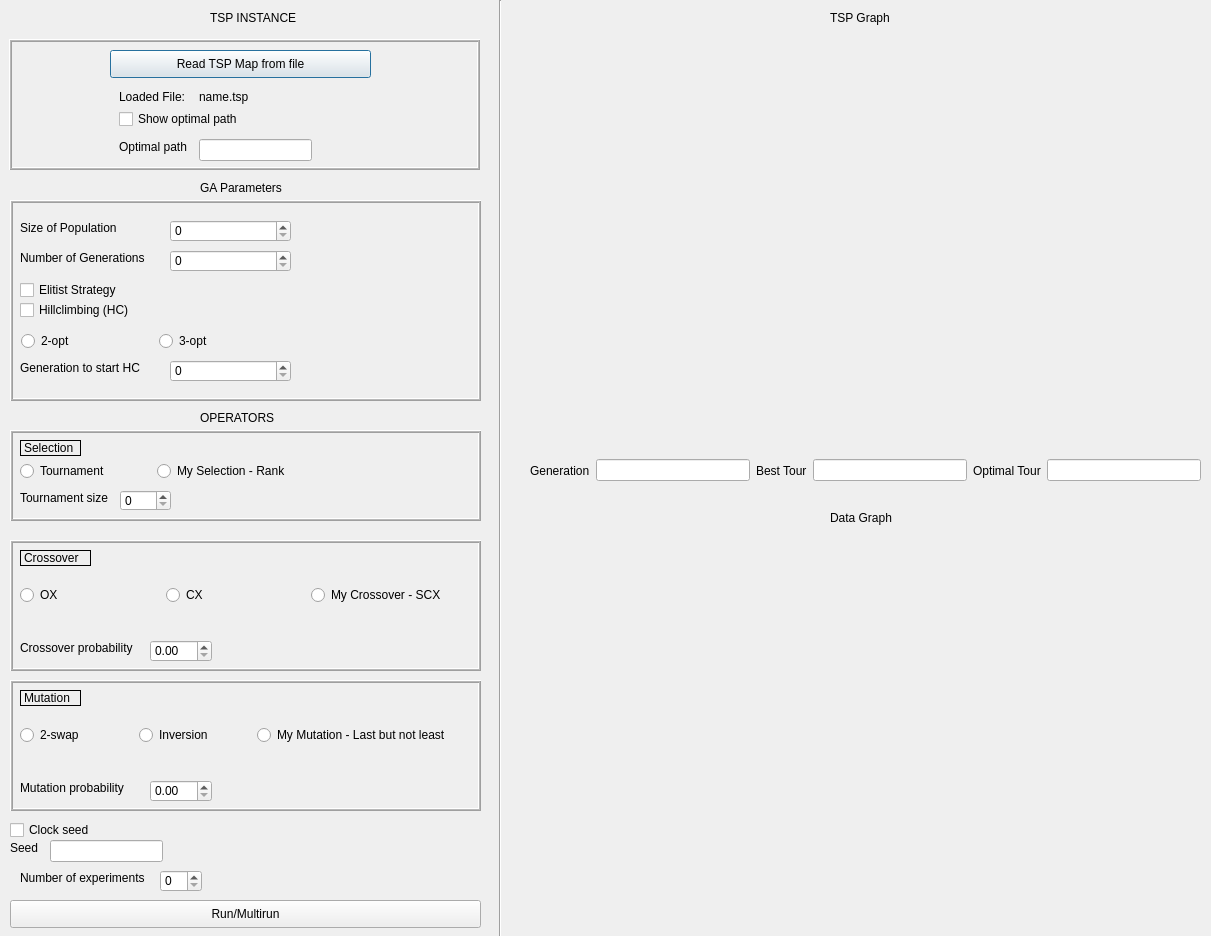
Old version of the form tsp.ui in the repository kanaji/TSP_AIN_FKKG.
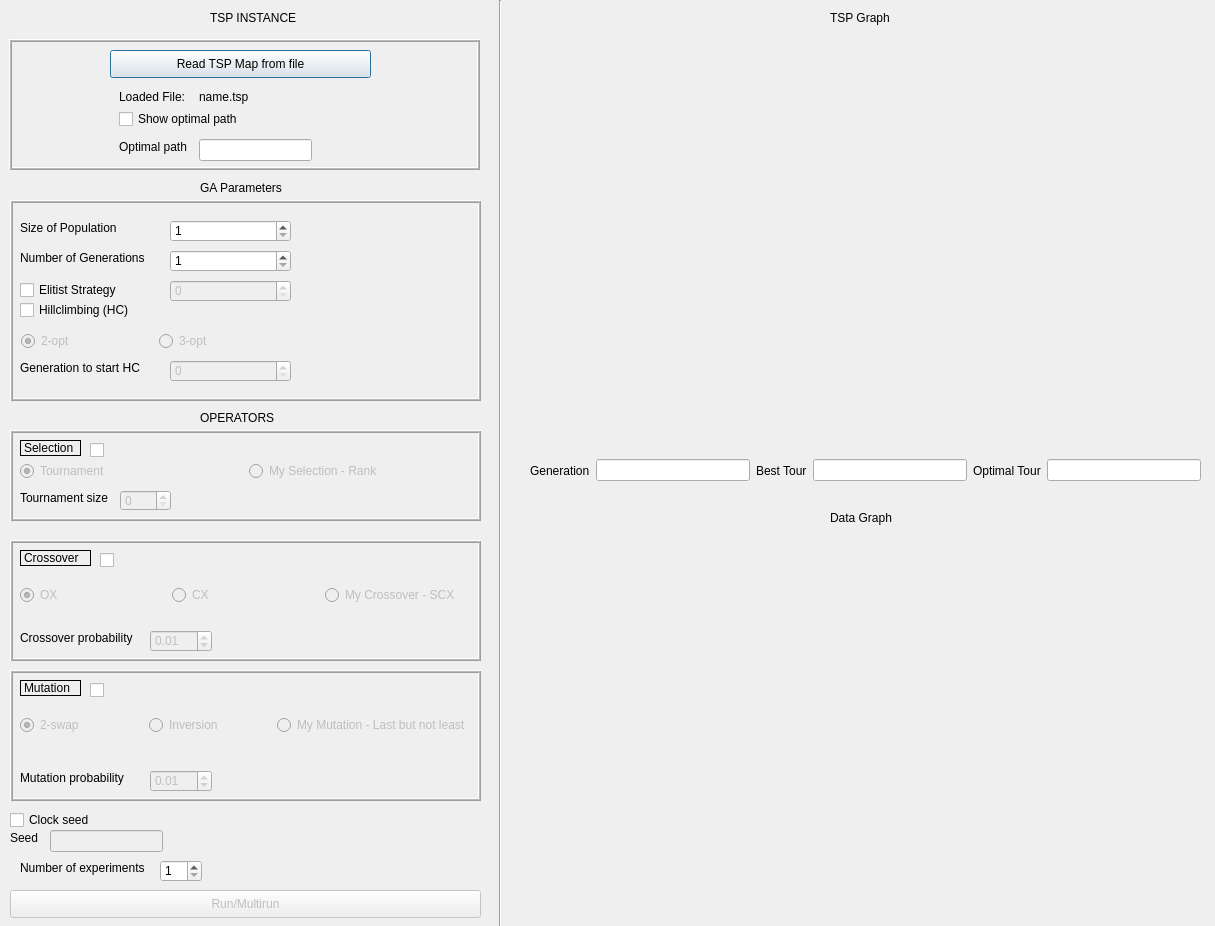
New version of the form. Custom widgets are drawn as their Qt base class.

Commit message: Finished gui; changed GA function for new parameteres

```diff
--- a/tsp.ui
+++ b/tsp.ui
@@ -6,8 +6,8 @@
    <rect>
     <x>0</x>
     <y>0</y>
-    <width>1211</width>
-    <height>936</height>
+    <width>1215</width>
+    <height>926</height>
    </rect>
   </property>
   <property name="windowTitle">
@@ -40,10 +40,13 @@
    </property>
   </widget>
   <widget class="QPushButton" name="run_button">
+   <property name="enabled">
+    <bool>false</bool>
+   </property>
    <property name="geometry">
     <rect>
      <x>10</x>
-     <y>900</y>
+     <y>890</y>
      <width>471</width>
      <height>28</height>
     </rect>
@@ -221,6 +224,12 @@
       <height>22</height>
      </rect>
     </property>
+    <property name="minimum">
+     <number>1</number>
+    </property>
+    <property name="maximum">
+     <number>200</number>
+    </property>
    </widget>
    <widget class="QLabel" name="label_5">
     <property name="geometry">
@@ -244,6 +253,15 @@
       <height>22</height>
      </rect>
     </property>
+    <property name="minimum">
+     <number>1</number>
+    </property>
+    <property name="maximum">
+     <number>200</number>
+    </property>
+    <property name="value">
+     <number>1</number>
+    </property>
    </widget>
    <widget class="QLabel" name="label">
     <property name="geometry">
@@ -271,7 +289,10 @@
      <string>Generation to start HC</string>
     </property>
    </widget>
-   <widget class="QRadioButton" name="radioButton_4">
+   <widget class="QRadioButton" name="opt_3_radio">
+    <property name="enabled">
+     <bool>false</bool>
+    </property>
     <property name="geometry">
      <rect>
       <x>149</x>
@@ -285,6 +306,9 @@
     </property>
    </widget>
    <widget class="QSpinBox" name="generation_start_hc">
+    <property name="enabled">
+     <bool>false</bool>
+    </property>
     <property name="geometry">
      <rect>
       <x>160</x>
@@ -307,7 +331,10 @@
      <string>Hillclimbing (HC)</string>
     </property>
    </widget>
-   <widget class="QRadioButton" name="radioButton_5">
+   <widget class="QRadioButton" name="opt_2_radio">
+    <property name="enabled">
+     <bool>false</bool>
+    </property>
     <property name="geometry">
      <rect>
       <x>11</x>
@@ -319,6 +346,9 @@
     <property name="text">
      <string>2-opt</string>
     </property>
+    <property name="checked">
+     <bool>true</bool>
+    </property>
    </widget>
    <widget class="QCheckBox" name="elitist_checkbox">
     <property name="geometry">
@@ -333,6 +363,19 @@
      <string>Elitist Strategy</string>
     </property>
    </widget>
+   <widget class="QSpinBox" name="elite_spinbox">
+    <property name="enabled">
+     <bool>false</bool>
+    </property>
+    <property name="geometry">
+     <rect>
+      <x>160</x>
+      <y>80</y>
+      <width>121</width>
+      <height>22</height>
+     </rect>
+    </property>
+   </widget>
   </widget>
   <widget class="QLabel" name="label_2">
    <property name="geometry">
@@ -368,20 +411,29 @@
     <rect>
      <x>20</x>
      <y>460</y>
-     <width>271</width>
+     <width>451</width>
      <height>22</height>
     </rect>
    </property>
    <layout class="QHBoxLayout" name="horizontalLayout_2">
     <item>
-     <widget class="QRadioButton" name="radioButton_2">
+     <widget class="QRadioButton" name="tournament_radio">
+      <property name="enabled">
+       <bool>false</bool>
+      </property>
       <property name="text">
        <string>Tournament</string>
       </property>
+      <property name="checked">
+       <bool>true</bool>
+      </property>
      </widget>
     </item>
     <item>
-     <widget class="QRadioButton" name="radioButton">
+     <widget class="QRadioButton" name="my_selection_radio">
+      <property name="enabled">
+       <bool>false</bool>
+      </property>
       <property name="text">
        <string>My Selection - Rank</string>
       </property>
@@ -421,6 +473,9 @@
     <number>1</number>
    </property>
    <widget class="QSpinBox" name="tournament_size">
+    <property name="enabled">
+     <bool>false</bool>
+    </property>
     <property name="geometry">
      <rect>
       <x>110</x>
@@ -430,33 +485,58 @@
      </rect>
     </property>
    </widget>
+   <widget class="QCheckBox" name="selection_checkbox">
+    <property name="geometry">
+     <rect>
+      <x>80</x>
+      <y>10</y>
+      <width>81</width>
+      <height>20</height>
+     </rect>
+    </property>
+    <property name="text">
+     <string/>
+    </property>
+   </widget>
   </widget>
   <widget class="QWidget" name="horizontalLayoutWidget_3">
    <property name="geometry">
     <rect>
      <x>20</x>
      <y>570</y>
-     <width>431</width>
+     <width>451</width>
      <height>51</height>
     </rect>
    </property>
    <layout class="QHBoxLayout" name="horizontalLayout_3">
     <item>
-     <widget class="QRadioButton" name="radioButton_7">
+     <widget class="QRadioButton" name="ox_radio">
+      <property name="enabled">
+       <bool>false</bool>
+      </property>
       <property name="text">
        <string>OX</string>
       </property>
+      <property name="checked">
+       <bool>true</bool>
+      </property>
      </widget>
     </item>
     <item>
-     <widget class="QRadioButton" name="radioButton_3">
+     <widget class="QRadioButton" name="cx_radio">
+      <property name="enabled">
+       <bool>false</bool>
+      </property>
       <property name="text">
        <string>CX</string>
       </property>
      </widget>
     </item>
     <item>
-     <widget class="QRadioButton" name="radioButton_8">
+     <widget class="QRadioButton" name="my_crossover_radio">
+      <property name="enabled">
+       <bool>false</bool>
+      </property>
       <property name="text">
        <string>My Crossover - SCX</string>
       </property>
@@ -470,7 +550,7 @@
      <x>10</x>
      <y>540</y>
      <width>471</width>
-     <height>131</height>
+     <height>121</height>
     </rect>
    </property>
    <property name="frameShape">
@@ -486,7 +566,7 @@
     <property name="geometry">
      <rect>
       <x>10</x>
-      <y>100</y>
+      <y>90</y>
       <width>121</width>
       <height>16</height>
      </rect>
@@ -496,13 +576,38 @@
     </property>
    </widget>
    <widget class="QDoubleSpinBox" name="crossover_probability">
+    <property name="enabled">
+     <bool>false</bool>
+    </property>
     <property name="geometry">
      <rect>
       <x>140</x>
-      <y>100</y>
+      <y>90</y>
       <width>62</width>
       <height>22</height>
      </rect>
+    </property>
+    <property name="maximum">
+     <double>1.000000000000000</double>
+    </property>
+    <property name="singleStep">
+     <double>0.010000000000000</double>
+    </property>
+    <property name="value">
+     <double>0.010000000000000</double>
+    </property>
+   </widget>
+   <widget class="QCheckBox" name="crossover_checkbox">
+    <property name="geometry">
+     <rect>
+      <x>90</x>
+      <y>10</y>
+      <width>81</width>
+      <height>20</height>
+     </rect>
+    </property>
+    <property name="text">
+     <string/>
     </property>
    </widget>
   </widget>
@@ -526,28 +631,40 @@
    <property name="geometry">
     <rect>
      <x>20</x>
-     <y>710</y>
-     <width>431</width>
+     <y>700</y>
+     <width>451</width>
      <height>51</height>
     </rect>
    </property>
    <layout class="QHBoxLayout" name="horizontalLayout_4">
     <item>
-     <widget class="QRadioButton" name="radioButton_9">
+     <widget class="QRadioButton" name="swap_2_radio">
+      <property name="enabled">
+       <bool>false</bool>
+      </property>
       <property name="text">
        <string>2-swap</string>
       </property>
+      <property name="checked">
+       <bool>true</bool>
+      </property>
      </widget>
     </item>
     <item>
-     <widget class="QRadioButton" name="radioButton_12">
+     <widget class="QRadioButton" name="inversion_radio">
+      <property name="enabled">
+       <bool>false</bool>
+      </property>
       <property name="text">
        <string>Inversion</string>
       </property>
      </widget>
     </item>
     <item>
-     <widget class="QRadioButton" name="radioButton_13">
+     <widget class="QRadioButton" name="my_mutation_radio">
+      <property name="enabled">
+       <bool>false</bool>
+      </property>
       <property name="text">
        <string>My Mutation - Last but not least</string>
       </property>
@@ -559,7 +676,7 @@
    <property name="geometry">
     <rect>
      <x>20</x>
-     <y>690</y>
+     <y>680</y>
      <width>61</width>
      <height>16</height>
     </rect>
@@ -575,7 +692,7 @@
    <property name="geometry">
     <rect>
      <x>10</x>
-     <y>680</y>
+     <y>670</y>
      <width>471</width>
      <height>131</height>
     </rect>
@@ -603,6 +720,9 @@
     </property>
    </widget>
    <widget class="QDoubleSpinBox" name="mutation_probability">
+    <property name="enabled">
+     <bool>false</bool>
+    </property>
     <property name="geometry">
      <rect>
       <x>140</x>
@@ -610,6 +730,28 @@
       <width>62</width>
       <height>22</height>
      </rect>
+    </property>
+    <property name="maximum">
+     <double>1.000000000000000</double>
+    </property>
+    <property name="singleStep">
+     <double>0.010000000000000</double>
+    </property>
+    <property name="value">
+     <double>0.010000000000000</double>
+    </property>
+   </widget>
+   <widget class="QCheckBox" name="mutation_checkbox">
+    <property name="geometry">
+     <rect>
+      <x>80</x>
+      <y>10</y>
+      <width>81</width>
+      <height>20</height>
+     </rect>
+    </property>
+    <property name="text">
+     <string/>
     </property>
    </widget>
   </widget>
@@ -617,7 +759,7 @@
    <property name="geometry">
     <rect>
      <x>10</x>
-     <y>820</y>
+     <y>810</y>
      <width>91</width>
      <height>20</height>
     </rect>
@@ -630,7 +772,7 @@
    <property name="geometry">
     <rect>
      <x>10</x>
-     <y>840</y>
+     <y>830</y>
      <width>55</width>
      <height>16</height>
     </rect>
@@ -640,10 +782,13 @@
    </property>
   </widget>
   <widget class="QLineEdit" name="seed_value">
+   <property name="enabled">
+    <bool>false</bool>
+   </property>
    <property name="geometry">
     <rect>
      <x>50</x>
-     <y>840</y>
+     <y>830</y>
      <width>113</width>
      <height>22</height>
     </rect>
@@ -656,7 +801,7 @@
    <property name="geometry">
     <rect>
      <x>20</x>
-     <y>870</y>
+     <y>860</y>
      <width>141</width>
      <height>16</height>
     </rect>
@@ -669,11 +814,17 @@
    <property name="geometry">
     <rect>
      <x>160</x>
-     <y>870</y>
+     <y>860</y>
      <width>42</width>
      <height>22</height>
     </rect>
    </property>
+   <property name="minimum">
+    <number>1</number>
+   </property>
+   <property name="maximum">
+    <number>100</number>
+   </property>
   </widget>
   <widget class="QWidget" name="horizontalLayoutWidget">
    <property name="geometry">
```
Left out of the diff: 14 changed lines with no effect on the pictures. The commit also changes 2 other files.
